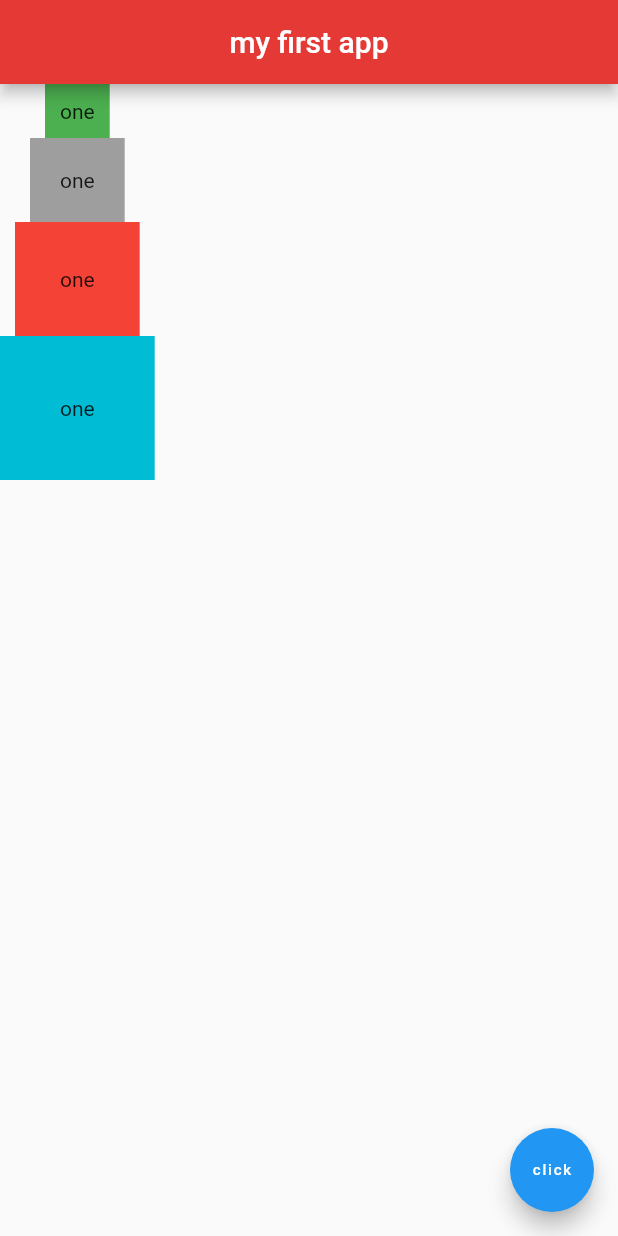
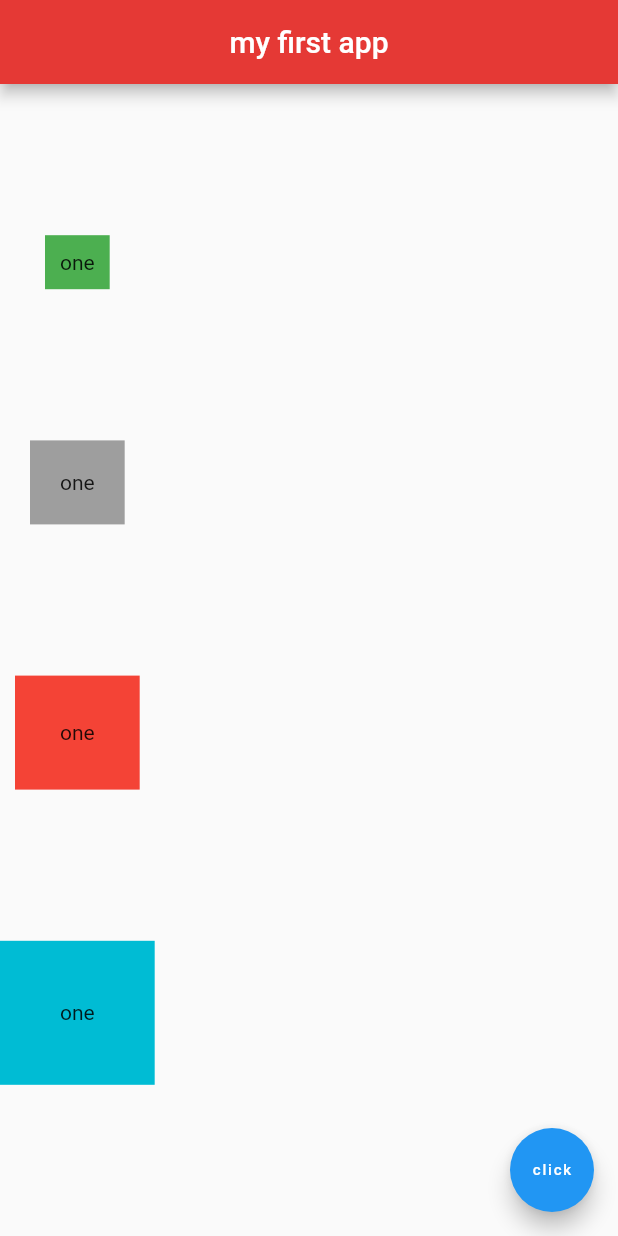
Before and after one commit to omeryttnc/flutter_first_app, a Flutter app: the screen it shows after launch, on a phone screen of 412 x 824 dp. Run offline on Flutter 3.47's test engine with Material 2 defaults, Android fonts, the phone set to English and light mode, and no system bars.

Commit message:
19.01.2022

```diff
--- a/lib/main.dart
+++ b/lib/main.dart
@@ -17,6 +17,8 @@ class Home extends StatelessWidget {
         backgroundColor: Colors.red[600],
       ),
       body: Column(
+        mainAxisAlignment: MainAxisAlignment.spaceEvenly,
+        crossAxisAlignment: CrossAxisAlignment.center,
         children: [
           Container(
             padding: const EdgeInsets.all(10.0),
```
